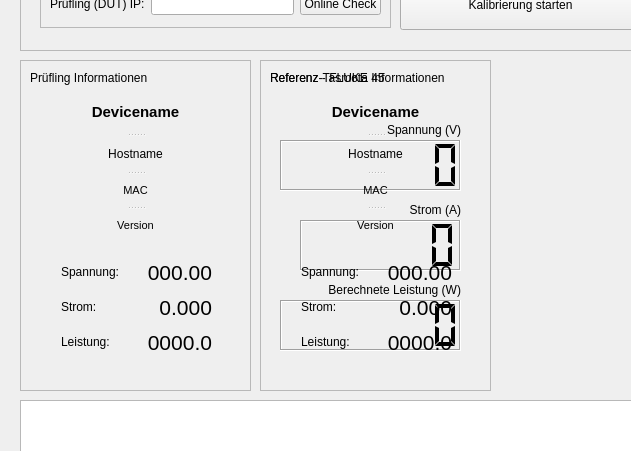
First picture: the form in main_gui.ui, repository Suitcasechild/AutoCal, before the edit; both pictures show x 0 to 631 and y 179 to 630 of the 1280 by 720 pixel window.
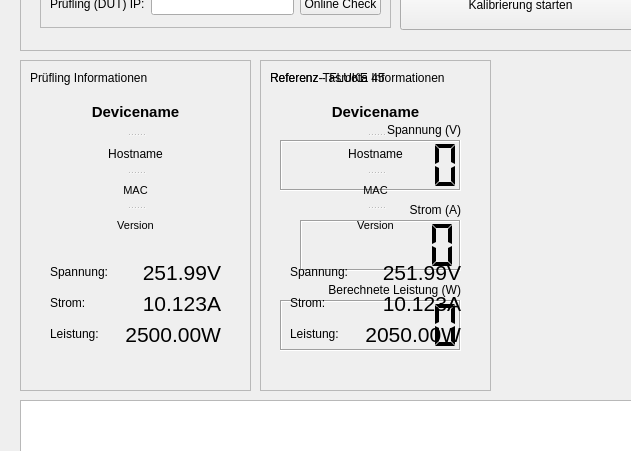
Second picture: the form after the edit.

Commit message: style: layoutänderungen main gui

Diff of the .ui file:
```diff
--- a/main_gui.ui
+++ b/main_gui.ui
@@ -340,19 +340,16 @@
       </property>
      </widget>
     </widget>
-    <widget class="QWidget" name="layoutWidget">
+    <widget class="QWidget" name="">
      <property name="geometry">
       <rect>
-       <x>41</x>
+       <x>30</x>
        <y>200</y>
-       <width>151</width>
-       <height>121</height>
+       <width>171</width>
+       <height>98</height>
       </rect>
      </property>
      <layout class="QFormLayout" name="formLayout_2">
-      <property name="verticalSpacing">
-       <number>10</number>
-      </property>
       <item row="0" column="0">
        <widget class="QLabel" name="label_8">
         <property name="text">
@@ -369,7 +366,7 @@
          </font>
         </property>
         <property name="text">
-         <string>000.00</string>
+         <string>251.99V</string>
         </property>
         <property name="scaledContents">
          <bool>false</bool>
@@ -395,7 +392,7 @@
          </font>
         </property>
         <property name="text">
-         <string>0.000</string>
+         <string>10.123A</string>
         </property>
         <property name="scaledContents">
          <bool>false</bool>
@@ -421,7 +418,7 @@
          </font>
         </property>
         <property name="text">
-         <string>0000.0</string>
+         <string>2500.00W</string>
         </property>
         <property name="scaledContents">
          <bool>false</bool>
@@ -678,19 +675,16 @@
       </property>
      </widget>
     </widget>
-    <widget class="QWidget" name="layoutWidget_2">
+    <widget class="QWidget" name="">
      <property name="geometry">
       <rect>
-       <x>41</x>
+       <x>30</x>
        <y>200</y>
-       <width>151</width>
-       <height>121</height>
+       <width>171</width>
+       <height>98</height>
       </rect>
      </property>
      <layout class="QFormLayout" name="formLayout_3">
-      <property name="verticalSpacing">
-       <number>10</number>
-      </property>
       <item row="0" column="0">
        <widget class="QLabel" name="label_11">
         <property name="text">
@@ -707,7 +701,7 @@
          </font>
         </property>
         <property name="text">
-         <string>000.00</string>
+         <string>251.99V</string>
         </property>
         <property name="scaledContents">
          <bool>false</bool>
@@ -733,7 +727,7 @@
          </font>
         </property>
         <property name="text">
-         <string>0.000</string>
+         <string>10.123A</string>
         </property>
         <property name="scaledContents">
          <bool>false</bool>
@@ -759,7 +753,7 @@
          </font>
         </property>
         <property name="text">
-         <string>0000.0</string>
+         <string>2050.00W</string>
         </property>
         <property name="scaledContents">
          <bool>false</bool>
```
Left out of the diff: 2 changed lines with no effect on the pictures. The commit also changes 15 other files.
